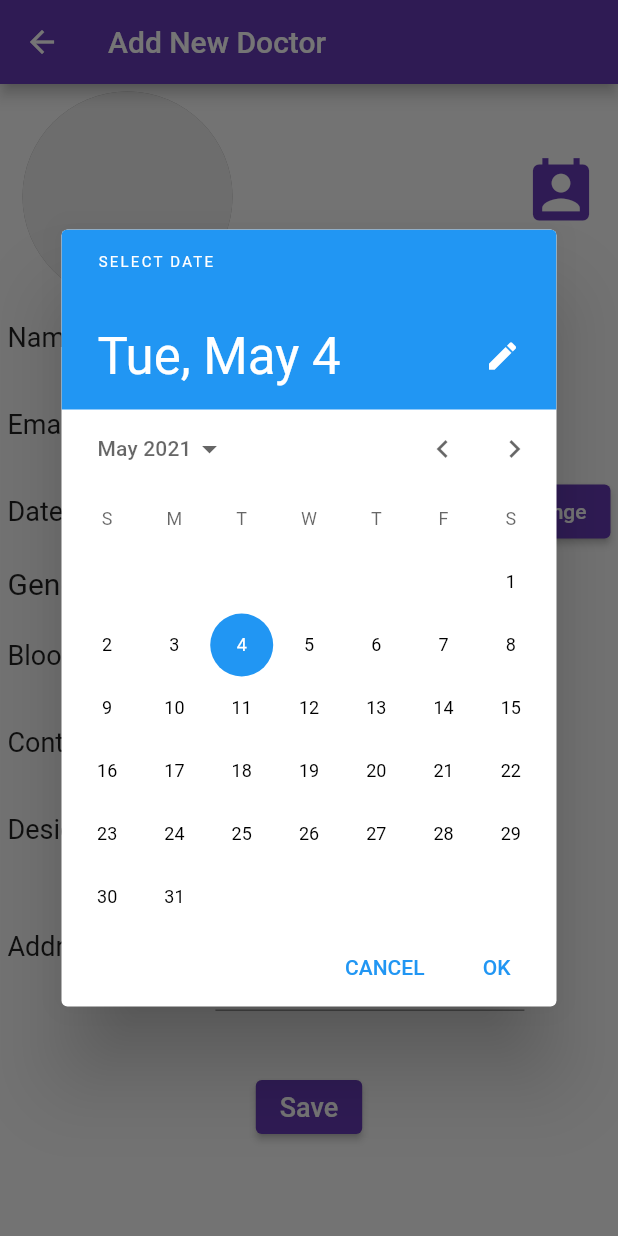
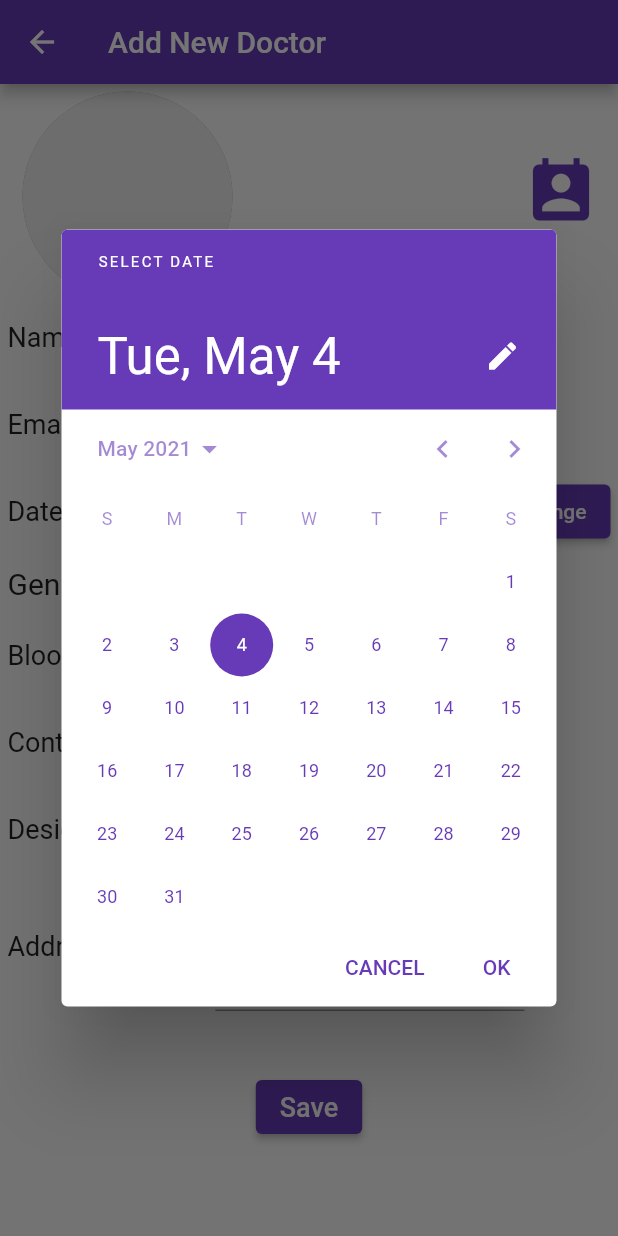
Before and after one commit to JatinAgrawal94/CareConnect, a Flutter app: the DoctorAddForm screen opened directly, after a tap on "Change", on a phone screen of 412 x 824 dp. Run offline on Flutter 3.47's test engine with Material 2 defaults, Android fonts, the phone set to English and light mode, and no system bars; our stand-ins replace cloud_firestore, firebase_auth, firebase_core, firebase_storage, flutter_dotenv, flutter_spinkit and 3 more; missing offline and left inert: mailgun, random_password_generator; accounts and stored records are empty; network calls fail.

Commit message:
date widget theme changed in forms

```diff
--- a/lib/screens/userdataforms/doctor_add_form.dart
+++ b/lib/screens/userdataforms/doctor_add_form.dart
@@ -91,11 +91,23 @@ class _DoctorAddFormState extends State<DoctorAddForm> {
 
   _setDate(BuildContext context) async {
     final DateTime picked = await showDatePicker(
-      context: context,
-      initialDate: selecteddate, // Refer step 1
-      firstDate: DateTime(1950),
-      lastDate: DateTime(2030),
-    );
+        context: context,
+        initialDate: selecteddate, // Refer step 1
+        firstDate: DateTime(1950),
+        lastDate: DateTime(2030),
+        builder: (BuildContext context, child) {
+          return Theme(
+              data: ThemeData.dark().copyWith(
+                colorScheme: ColorScheme.light(
+                  primary: Colors.deepPurple,
+                  onPrimary: Colors.white,
+                  surface: Colors.deepPurple,
+                  onSurface: Colors.deepPurple,
+                ),
+                dialogBackgroundColor: Colors.white,
+              ),
+              child: child);
+        });
     if (picked != null && picked != selecteddate)
       setState(() {
         selecteddate = picked;
```
Also changed, not shown: lib/screens/userdataforms/doctor_update_form.dart (+17 -5 lines), lib/screens/userdataforms/patient_add_form.dart (+17 -5 lines), lib/screens/userdataforms/patient_update_form.dart (+17 -5 lines).
